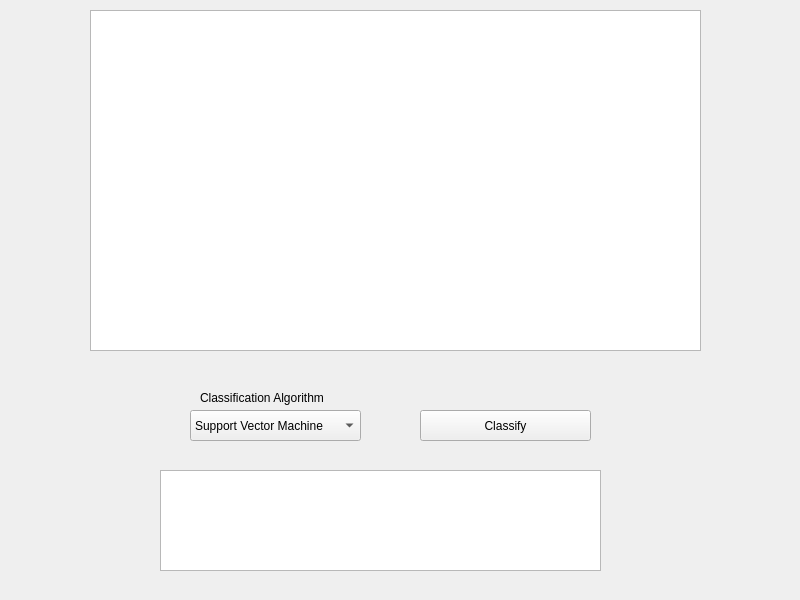
The window that qtUI/form.ui (mtuthill/ECE_Senior_Design) describes before a commit, drawn with Qt 5.
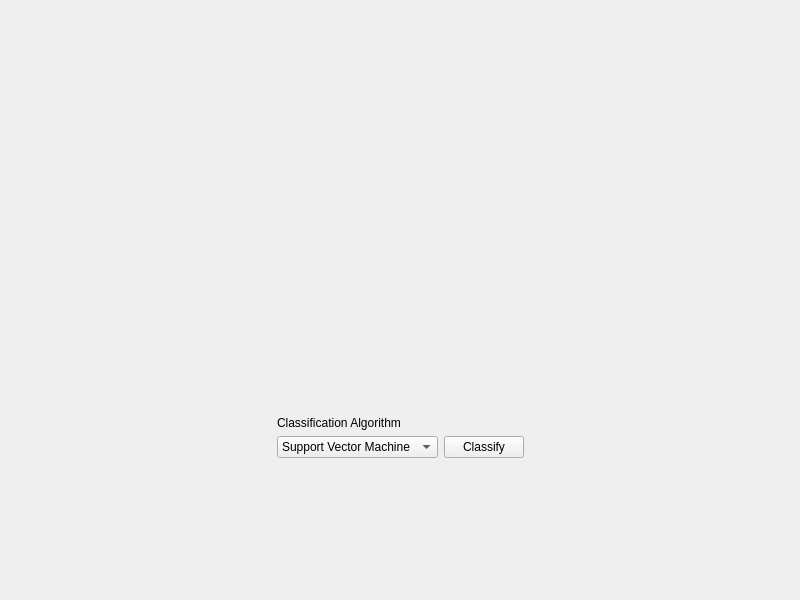
The same window after the commit.

Commit message: Improving layout of UI and connecting the classify button press to start a function that will classify and then display the result

```diff
--- a/qtUI/form.ui
+++ b/qtUI/form.ui
@@ -14,72 +14,179 @@
    <string>MainWindow</string>
   </property>
   <widget class="QWidget" name="centralwidget">
-   <widget class="QGraphicsView" name="spectrogram">
-    <property name="geometry">
-     <rect>
-      <x>90</x>
-      <y>10</y>
-      <width>611</width>
-      <height>341</height>
-     </rect>
-    </property>
-   </widget>
-   <widget class="QComboBox" name="algorithmDropDown">
-    <property name="geometry">
-     <rect>
-      <x>190</x>
-      <y>410</y>
-      <width>171</width>
-      <height>31</height>
-     </rect>
-    </property>
+   <layout class="QVBoxLayout" name="verticalLayout" stretch="5,2,2">
     <item>
-     <property name="text">
-      <string>Support Vector Machine</string>
-     </property>
+     <layout class="QGridLayout" name="spectrogramLayout" rowstretch="1,6" columnstretch="1,6,0,0">
+      <item row="1" column="3">
+       <spacer name="horizontalSpacer_2">
+        <property name="orientation">
+         <enum>Qt::Horizontal</enum>
+        </property>
+        <property name="sizeHint" stdset="0">
+         <size>
+          <width>88</width>
+          <height>20</height>
+         </size>
+        </property>
+       </spacer>
+      </item>
+      <item row="1" column="0">
+       <spacer name="horizontalSpacer">
+        <property name="orientation">
+         <enum>Qt::Horizontal</enum>
+        </property>
+        <property name="sizeHint" stdset="0">
+         <size>
+          <width>88</width>
+          <height>20</height>
+         </size>
+        </property>
+       </spacer>
+      </item>
+      <item row="1" column="1">
+       <widget class="QLabel" name="spectrogram">
+        <property name="text">
+         <string/>
+        </property>
+       </widget>
+      </item>
+      <item row="0" column="1">
+       <spacer name="verticalSpacer">
+        <property name="orientation">
+         <enum>Qt::Vertical</enum>
+        </property>
+        <property name="sizeHint" stdset="0">
+         <size>
+          <width>20</width>
+          <height>18</height>
+         </size>
+        </property>
+       </spacer>
+      </item>
+     </layout>
     </item>
     <item>
-     <property name="text">
-      <string>K Nearest Neighbor</string>
-     </property>
+     <layout class="QGridLayout" name="buttonAlgLayout" rowstretch="1,1,1">
+      <item row="2" column="1" colspan="2">
+       <widget class="QComboBox" name="algorithmDropDown">
+        <item>
+         <property name="text">
+          <string>Support Vector Machine</string>
+         </property>
+        </item>
+        <item>
+         <property name="text">
+          <string>K Nearest Neighbor</string>
+         </property>
+        </item>
+       </widget>
+      </item>
+      <item row="0" column="2">
+       <spacer name="verticalSpacer_2">
+        <property name="orientation">
+         <enum>Qt::Vertical</enum>
+        </property>
+        <property name="sizeHint" stdset="0">
+         <size>
+          <width>20</width>
+          <height>28</height>
+         </size>
+        </property>
+       </spacer>
+      </item>
+      <item row="1" column="4" rowspan="2">
+       <spacer name="horizontalSpacer_3">
+        <property name="orientation">
+         <enum>Qt::Horizontal</enum>
+        </property>
+        <property name="sizeHint" stdset="0">
+         <size>
+          <width>188</width>
+          <height>20</height>
+         </size>
+        </property>
+       </spacer>
+      </item>
+      <item row="1" column="0" rowspan="2">
+       <spacer name="horizontalSpacer_4">
+        <property name="orientation">
+         <enum>Qt::Horizontal</enum>
+        </property>
+        <property name="sizeHint" stdset="0">
+         <size>
+          <width>168</width>
+          <height>20</height>
+         </size>
+        </property>
+       </spacer>
+      </item>
+      <item row="2" column="3">
+       <widget class="QPushButton" name="classifyButton">
+        <property name="text">
+         <string>Classify</string>
+        </property>
+       </widget>
+      </item>
+      <item row="1" column="1" alignment="Qt::AlignBottom">
+       <widget class="QLabel" name="algorithmLabel">
+        <property name="text">
+         <string>Classification Algorithm</string>
+        </property>
+       </widget>
+      </item>
+     </layout>
     </item>
-   </widget>
-   <widget class="QLabel" name="algorithmLabel">
-    <property name="geometry">
-     <rect>
-      <x>200</x>
-      <y>390</y>
-      <width>141</width>
-      <height>16</height>
-     </rect>
-    </property>
-    <property name="text">
-     <string>Classification Algorithm</string>
-    </property>
-   </widget>
-   <widget class="QGraphicsView" name="resultGraphic">
-    <property name="geometry">
-     <rect>
-      <x>160</x>
-      <y>470</y>
-      <width>441</width>
-      <height>101</height>
-     </rect>
-    </property>
-   </widget>
-   <widget class="QPushButton" name="classifyButton">
-    <property name="geometry">
-     <rect>
-      <x>420</x>
-      <y>410</y>
-      <width>171</width>
-      <height>31</height>
-     </rect>
-    </property>
-    <property name="text">
-     <string>Classify</string>
-    </property>
-   </widget>
+    <item>
+     <layout class="QGridLayout" name="resultLayout" rowstretch="1,5" columnstretch="1,6,1">
+      <item row="1" column="0">
+       <spacer name="horizontalSpacer_6">
+        <property name="orientation">
+         <enum>Qt::Horizontal</enum>
+        </property>
+        <property name="sizeHint" stdset="0">
+         <size>
+          <width>178</width>
+          <height>20</height>
+         </size>
+        </property>
+       </spacer>
+      </item>
+      <item row="0" column="1">
+       <spacer name="verticalSpacer_3">
+        <property name="orientation">
+         <enum>Qt::Vertical</enum>
+        </property>
+        <property name="sizeHint" stdset="0">
+         <size>
+          <width>20</width>
+          <height>40</height>
+         </size>
+        </property>
+       </spacer>
+      </item>
+      <item row="1" column="2">
+       <spacer name="horizontalSpacer_5">
+        <property name="orientation">
+         <enum>Qt::Horizontal</enum>
+        </property>
+        <property name="sizeHint" stdset="0">
+         <size>
+          <width>178</width>
+          <height>20</height>
+         </size>
+        </property>
+       </spacer>
+      </item>
+      <item row="1" column="1">
+       <widget class="QLabel" name="result">
+        <property name="text">
+         <string/>
+        </property>
+       </widget>
+      </item>
+     </layout>
+    </item>
+   </layout>
   </widget>
  </widget>
  <resources/>
```
The commit also changes 2 other files.
